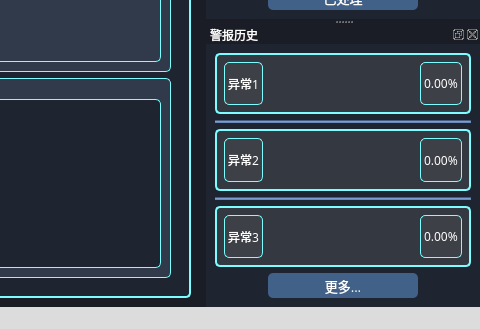
bwj124/UI, file last_color_blue.ui: the form before one commit; both pictures show x 750 to 1230 and y 570 to 899 of the 1230 by 899 pixel window.
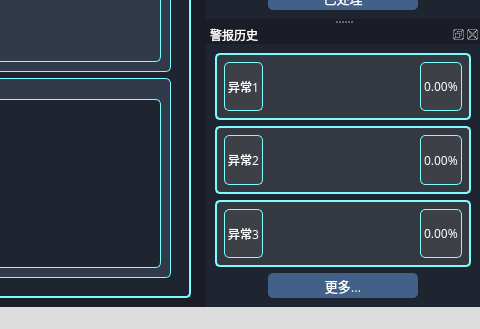
The form after the commit.

Patch:
```diff
--- a/last_color_blue.ui
+++ b/last_color_blue.ui
@@ -1994,16 +1994,6 @@
        </layout>
       </widget>
      </item>
-     <item>
-      <widget class="Line" name="line">
-       <property name="styleSheet">
-        <string notr="true">background-color: rgb(105, 137, 187);</string>
-       </property>
-       <property name="orientation">
-        <enum>Qt::Horizontal</enum>
-       </property>
-      </widget>
-     </item>
      <item>
       <widget class="QWidget" name="widget_4" native="true">
        <property name="styleSheet">
@@ -2072,16 +2062,6 @@
        </layout>
       </widget>
      </item>
-     <item>
-      <widget class="Line" name="line_4">
-       <property name="styleSheet">
-        <string notr="true">background-color: rgb(105, 137, 187);</string>
-       </property>
-       <property name="orientation">
-        <enum>Qt::Horizontal</enum>
-       </property>
-      </widget>
-     </item>
      <item>
       <widget class="QWidget" name="widget_5" native="true">
        <property name="styleSheet">
```
Left out of the diff: 32 changed lines with no effect on the pictures.
